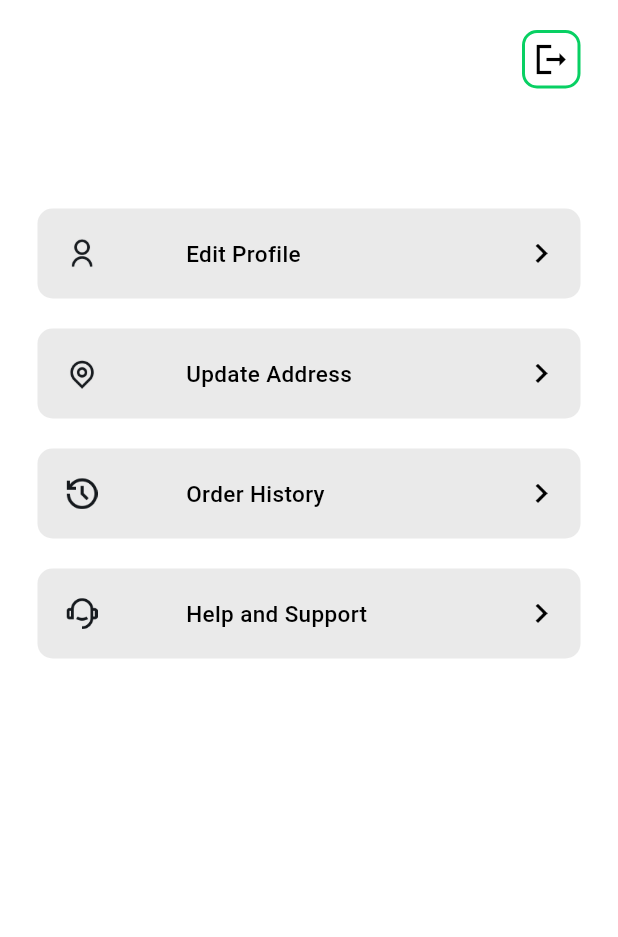
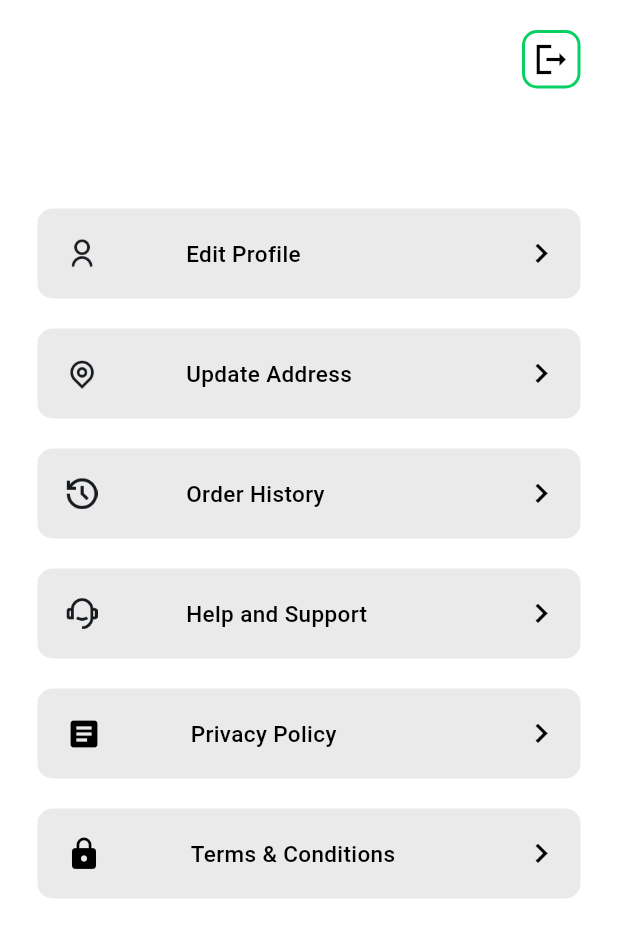
Before and after one commit to Adilcpgithub/nutra_nest, a Flutter app: the AccountScreen screen opened directly, on a phone screen of 412 x 824 dp. Shown: the top 937 px of the screen. Run offline on Flutter 3.47's test engine with Material 3 defaults, Android fonts, the phone set to English and light mode, and no system bars; our stand-ins replace animate_do, bloc, cached_network_image, carousel_slider, cloud_firestore, connectivity_plus and 11 more; missing offline and left inert: razorpay_flutter; accounts and stored records are empty; project files that could hold a hidden picture were left out.

Commit message:
privacy and terms pages added

```diff
--- a/lib/page/bottom_navigation/account_screen.dart
+++ b/lib/page/bottom_navigation/account_screen.dart
@@ -8,8 +8,10 @@ import 'package:nutra_nest/core/theme/app_theme.dart';
 import 'package:nutra_nest/page/auth_screens/login_screen.dart';
 import 'package:nutra_nest/page/bottom_navigation/chat_screen.dart';
 import 'package:nutra_nest/page/bottom_navigation/order/presentation/page/order_page.dart';
+import 'package:nutra_nest/page/user/privacy_policy_screen.dart';
 import 'package:nutra_nest/page/user/profile_screen.dart';
 import 'package:nutra_nest/features/address/presentaion/pages/address_screen.dart';
+import 'package:nutra_nest/page/user/terms_and_conditions.dart';
 import 'package:nutra_nest/utity/colors.dart';
 import 'package:nutra_nest/utity/navigation.dart';
 import 'package:nutra_nest/widgets/icons_widget.dart';
@@ -91,6 +93,30 @@ class AccountScreen extends StatelessWidget {
                           CustomNavigation.push(context, ChatScreen(userId));
                         },
                       ),
+                      buildNameContainer(
+                        context: context,
+                        containerName: 'Privacy Policy',
+                        iconImage: '',
+                        prefixIcons:
+                            const Icon(Icons.article, color: Colors.black),
+                        function: () async {
+                          // ignore: use_build_context_synchronously
+                          CustomNavigation.push(
+                              context, const PrivacyPolicyPage());
+                        },
+                      ),
+                      buildNameContainer(
+                        context: context,
+                        containerName: 'Terms & Conditions',
+                        iconImage: '',
+                        prefixIcons:
+                            const Icon(Icons.lock, color: Colors.black),
+                        function: () async {
+                          // ignore: use_build_context_synchronously
+                          CustomNavigation.push(
+                              context, const TermsConditionsPage());
+                        },
+                      ),
                     ],
                   ),
                 ),
@@ -124,6 +150,7 @@ Widget buildNameContainer(
     {required VoidCallback function,
     required BuildContext context,
     required String iconImage,
+    Icon? prefixIcons,
     required String containerName}) {
   return Padding(
     padding: const EdgeInsets.symmetric(vertical: 10),
@@ -141,10 +168,11 @@ Widget buildNameContainer(
             const SizedBox(
               width: 19,
             ),
-            Image.asset(
-              iconImage,
-              height: 21,
-            ),
+            prefixIcons ??
+                Image.asset(
+                  iconImage,
+                  height: 21,
+                ),
             const SizedBox(width: 59), // Space between icon and text
             Expanded(
               child: Text(
--- a/lib/page/bottom_navigation/order/data/repository/order_repository.dart
+++ b/lib/page/bottom_navigation/order/data/repository/order_repository.dart
@@ -47,7 +47,7 @@ class OrderRepository {
       log('snapshot products $purchasedProducts');
     }
     purchasedProducts.addAll(productIds);
-    purchasedProducts = purchasedProducts.toSet().toList(); // Remove duplicates
+    purchasedProducts = purchasedProducts.toSet().toList();
 
     log('snapshot products $purchasedProducts');
     await _firestore
```
Also changed, not shown: lib/page/user/privacy_policy_screen.dart (added, +61 -0 lines), lib/page/user/terms_and_conditions.dart (added, +59 -0 lines).
